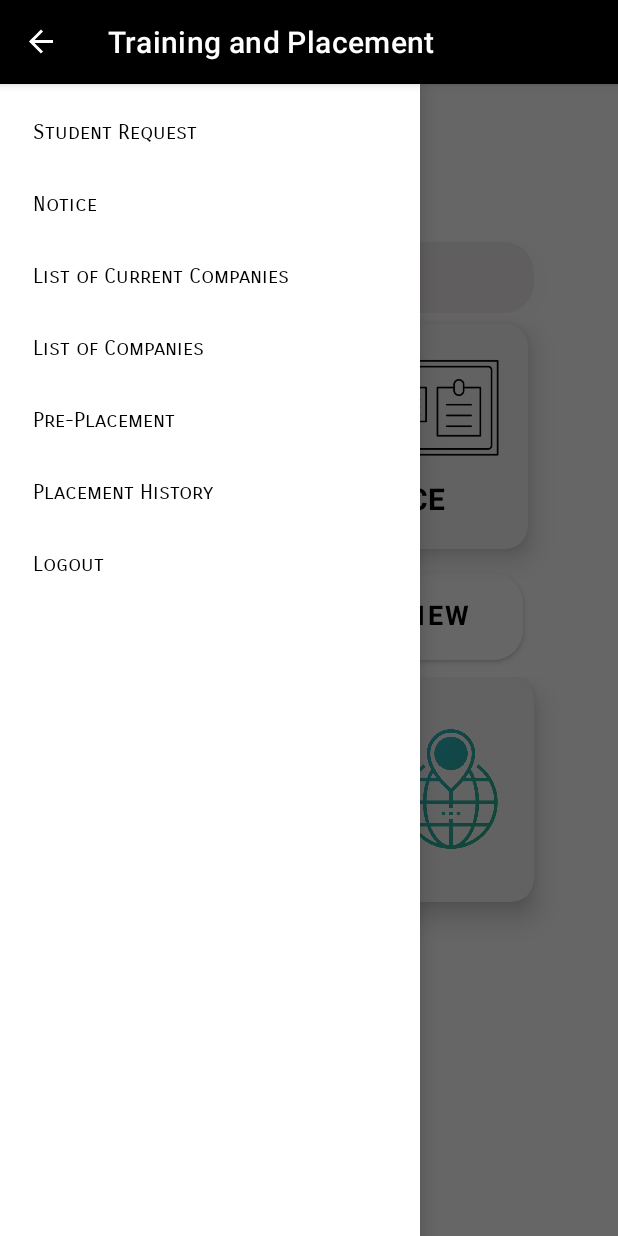
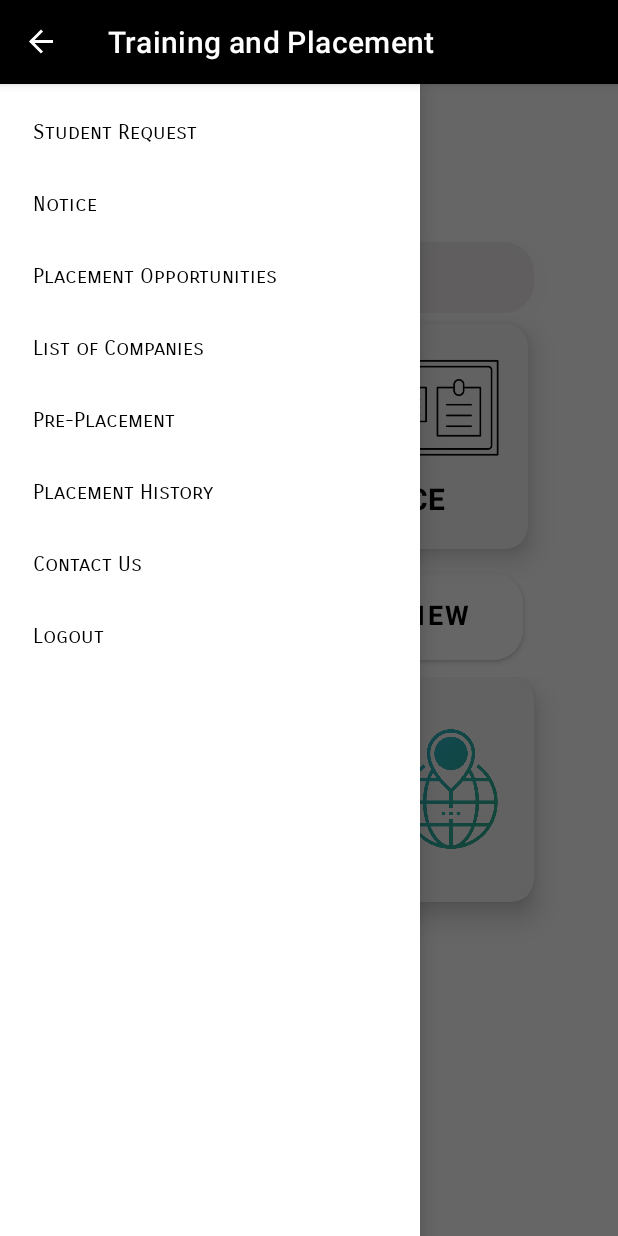
Before and after one commit to Pratik0410/TPO_Training_and_Placement_App, an Android app: the screen it shows after launch once a user with an empty profile is signed in (MainActivity), with the side drawer open, on a phone screen of 412 x 824 dp. Run offline under Robolectric (Android 15) with nearby library versions, the phone set to English and light mode, and no system bars; our stand-ins replace Firebase (no records; nobody signed in at launch, a user with empty details on screens opened directly); Roboto replaces fonts that are not available here.

Commit message:
Placement Oppourtunities and Contact Us Navigation menu added

```diff
--- a/app/src/main/res/menu/navigation_menu.xml
+++ b/app/src/main/res/menu/navigation_menu.xml
@@ -13,8 +13,8 @@
         android:title="Notice" />
 
     <item
-        android:id="@+id/nav_current_company"
-        android:title="List of Current Companies" />
+        android:id="@+id/nav_placement_opportunities"
+        android:title="Placement Opportunities" />
     <item
         android:id="@+id/nav_companies"
         android:title="List of Companies" />
@@ -25,6 +25,9 @@
         android:id="@+id/nav_placement_history"
         android:title="Placement History" />
     <item
+        android:id="@+id/nav_contact_us"
+        android:title="Contact Us" />
+    <item
         android:id="@+id/nav_logout"
         android:title="Logout" />
 </menu>
```
